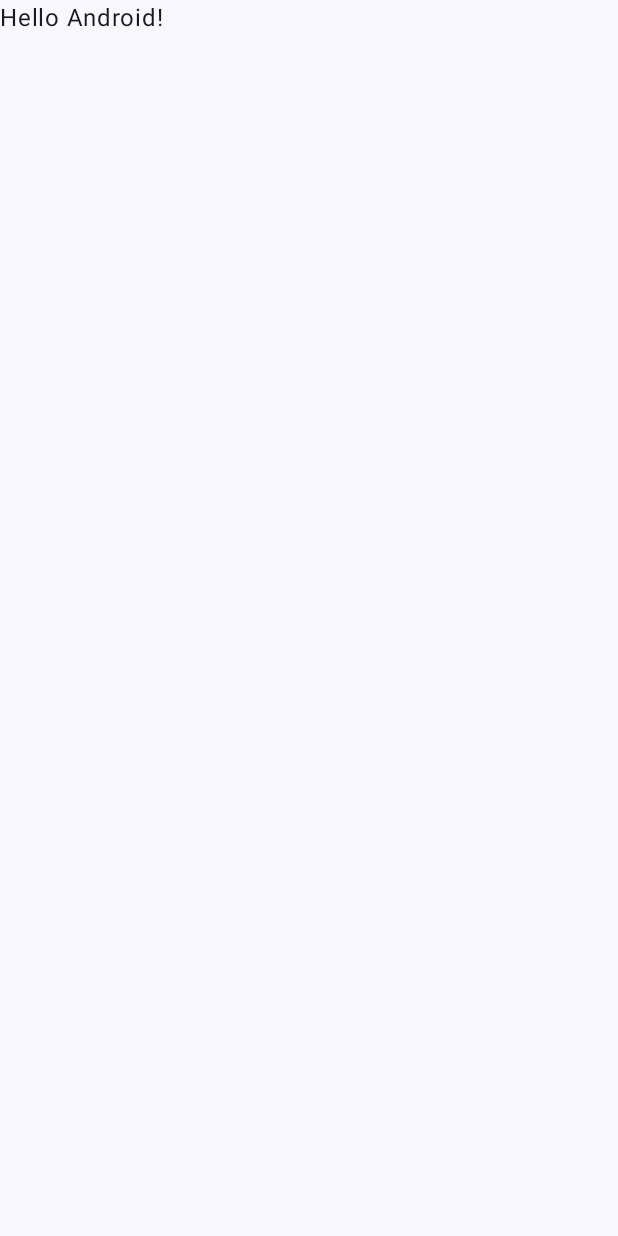
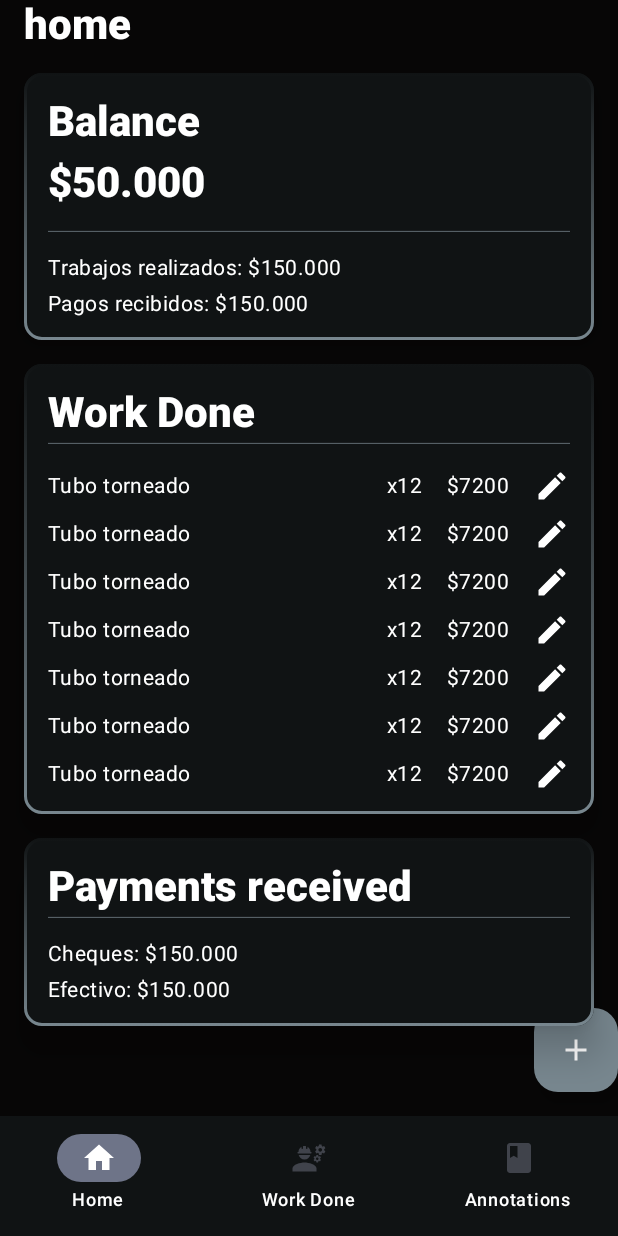
Before and after one commit to dnuccio80/taller2App, an Android app built with Jetpack Compose: the screen it shows after launch (MainActivity), on a phone screen of 412 x 824 dp. Before the commit the screen is almost empty. Run offline under Robolectric (Android 15) with nearby library versions, the phone set to English and light mode, and no system bars; our stand-ins replace Dagger/Hilt's generated code.

Commit message:
Home Screen finished

```diff
--- a/app/src/main/AndroidManifest.xml
+++ b/app/src/main/AndroidManifest.xml
@@ -3,6 +3,7 @@
     xmlns:tools="http://schemas.android.com/tools">
 
     <application
+        android:name=".TallerApplication"
         android:allowBackup="true"
         android:dataExtractionRules="@xml/data_extraction_rules"
         android:fullBackupContent="@xml/backup_rules"
--- a/app/src/main/java/com/example/taller2app/MainActivity.kt
+++ b/app/src/main/java/com/example/taller2app/MainActivity.kt
@@ -11,6 +11,8 @@ import androidx.compose.material3.Text
 import androidx.compose.runtime.Composable
 import androidx.compose.ui.Modifier
 import androidx.compose.ui.tooling.preview.Preview
+import com.example.taller2app.application.ui.BottomBarItem
+import com.example.taller2app.application.ui.HomeScreen
 import com.example.taller2app.ui.theme.Taller2AppTheme
 
 class MainActivity : ComponentActivity() {
@@ -19,29 +21,15 @@ class MainActivity : ComponentActivity() {
         enableEdgeToEdge()
         setContent {
             Taller2AppTheme {
-                Scaffold(modifier = Modifier.fillMaxSize()) { innerPadding ->
-                    Greeting(
-                        name = "Android",
-                        modifier = Modifier.padding(innerPadding)
-                    )
+                Scaffold(
+                    modifier = Modifier.fillMaxSize(),
+                    bottomBar = {
+                        BottomBarItem()
+                    }
+                ) { innerPadding ->
+                    HomeScreen(innerPadding)
                 }
             }
         }
     }
 }
-
-@Composable
-fun Greeting(name: String, modifier: Modifier = Modifier) {
-    Text(
-        text = "Hello $name!",
-        modifier = modifier
-    )
-}
-
-@Preview(showBackground = true)
-@Composable
-fun GreetingPreview() {
-    Taller2AppTheme {
-        Greeting("Android")
-    }
-}
--- /dev/null
+++ b/app/src/main/java/com/example/taller2app/TallerApplication.kt
@@ -0,0 +1,8 @@
+package com.example.taller2app
+
+import android.app.Application
+import dagger.hilt.android.HiltAndroidApp
+
+@HiltAndroidApp
+class TallerApplication : Application() {
+}
--- /dev/null
+++ b/app/src/main/java/com/example/taller2app/application/ui/BottomBar.kt
@@ -0,0 +1,64 @@
+package com.example.taller2app.application.ui
+
+import androidx.annotation.DrawableRes
+import androidx.compose.foundation.layout.fillMaxWidth
+import androidx.compose.material.icons.Icons
+import androidx.compose.material.icons.filled.Home
+import androidx.compose.material3.Icon
+import androidx.compose.material3.NavigationBar
+import androidx.compose.material3.NavigationBarItem
+import androidx.compose.material3.Text
+import androidx.compose.material3.TextField
+import androidx.compose.runtime.Composable
+import androidx.compose.runtime.getValue
+import androidx.compose.runtime.mutableIntStateOf
+import androidx.compose.runtime.mutableStateOf
+import androidx.compose.runtime.saveable.rememberSaveable
+import androidx.compose.runtime.setValue
+import androidx.compose.ui.Modifier
+import androidx.compose.ui.graphics.Color
+import androidx.compose.ui.graphics.painter.Painter
+import androidx.compose.ui.res.painterResource
+import com.example.taller2app.R
+import com.example.taller2app.ui.theme.CardBackground
+
+@Composable
+fun BottomBarItem() {
+
+    var index by rememberSaveable { mutableIntStateOf(0) }
+
+    NavigationBar(
+        Modifier.fillMaxWidth(),
+        containerColor = CardBackground,
+        contentColor = Color.White
+    ) {
+        NavigationBarItem(
+            selected = index == 0,
+            onClick = { index = 0 },
+            icon = { Icon(Icons.Filled.Home, contentDescription = "Home button") },
+            label = { Text(text = "Home") }
+        )
+        NavigationBarItem(
+            selected = index == 1,
+            onClick = { index = 1 },
+            icon = {
+                Icon(
+                    painter = painterResource(R.drawable.ic_work_done),
+                    contentDescription = "Home button"
+                )
+            },
+            label = { Text(text = "Work Done") }
+        )
+        NavigationBarItem(
+            selected = index == 2,
+            onClick = { index = 2 },
+            icon = {
+                Icon(
+                    painter = painterResource(R.drawable.ic_annotations),
+                    contentDescription = "Home button"
+                )
+            },
+            label = { Text(text = "Annotations") }
+        )
+    }
+}
--- /dev/null
+++ b/app/src/main/java/com/example/taller2app/application/ui/HomeScreen.kt
@@ -0,0 +1,200 @@
+package com.example.taller2app.application.ui
+
+import androidx.compose.foundation.BorderStroke
+import androidx.compose.foundation.background
+import androidx.compose.foundation.layout.Arrangement
+import androidx.compose.foundation.layout.Box
+import androidx.compose.foundation.layout.Column
+import androidx.compose.foundation.layout.PaddingValues
+import androidx.compose.foundation.layout.Row
+import androidx.compose.foundation.layout.Spacer
+import androidx.compose.foundation.layout.fillMaxSize
+import androidx.compose.foundation.layout.fillMaxWidth
+import androidx.compose.foundation.layout.height
+import androidx.compose.foundation.layout.padding
+import androidx.compose.foundation.layout.size
+import androidx.compose.foundation.layout.width
+import androidx.compose.foundation.lazy.LazyColumn
+import androidx.compose.material.icons.Icons
+import androidx.compose.material.icons.filled.Add
+import androidx.compose.material.icons.filled.Edit
+import androidx.compose.material3.Card
+import androidx.compose.material3.CardDefaults
+import androidx.compose.material3.FloatingActionButton
+import androidx.compose.material3.HorizontalDivider
+import androidx.compose.material3.Icon
+import androidx.compose.material3.MaterialTheme
+import androidx.compose.material3.Text
+import androidx.compose.runtime.Composable
+import androidx.compose.ui.Alignment
+import androidx.compose.ui.Modifier
+import androidx.compose.ui.graphics.Brush
+import androidx.compose.ui.graphics.Color
+import androidx.compose.ui.res.stringResource
+import androidx.compose.ui.unit.dp
+import com.example.taller2app.R
+import com.example.taller2app.ui.theme.AppBackground
+import com.example.taller2app.ui.theme.ButtonColor
+import com.example.taller2app.ui.theme.CardBackground
+import com.example.taller2app.ui.theme.TextColor
+
+@Composable
+fun HomeScreen(innerPadding: PaddingValues) {
+    Box(
+        Modifier
+            .fillMaxSize()
+            .background(AppBackground)
+    ) {
+        HomeFabItem(Modifier.align(Alignment.BottomEnd), innerPadding)
+        Column(
+            Modifier
+                .fillMaxWidth()
+                .padding(
+                    top = innerPadding.calculateTopPadding(),
+                    bottom = innerPadding.calculateBottomPadding(),
+                    start = 16.dp,
+                    end = 16.dp
+                )
+        ) {
+            TitleItem("home")
+            Spacer(Modifier.size(16.dp))
+            Card(
+                Modifier.fillMaxWidth(),
+                colors = CardDefaults.cardColors(
+                    containerColor = CardBackground
+                ),
+                border = BorderStroke(
+                    2.dp, brush = Brush.verticalGradient(
+                        colors = listOf(CardBackground, ButtonColor),
+                    )
+                ),
+                elevation = CardDefaults.cardElevation(16.dp)
+            ) {
+                Column(
+                    Modifier
+                        .fillMaxWidth()
+                        .padding(16.dp)
+                ) {
+                    TitleItem("Balance")
+                    Spacer(Modifier.size(8.dp))
+                    TitleItem("$50.000")
+                    Spacer(Modifier.size(16.dp))
+                    HorizontalDividerCard()
+                    Spacer(Modifier.size(16.dp))
+                    BodyTextItem("Trabajos realizados: $150.000")
+                    Spacer(Modifier.size(8.dp))
+                    BodyTextItem("Pagos recibidos: $150.000")
+                }
+            }
+            Spacer(Modifier.size(16.dp))
+            Card(
+                Modifier
+                    .fillMaxWidth()
+                    .height(300.dp),
+                colors = CardDefaults.cardColors(
+                    containerColor = CardBackground
+                ),
+                border = BorderStroke(
+                    2.dp, brush = Brush.verticalGradient(
+                        colors = listOf(CardBackground, ButtonColor),
+                    )
+                ),
+                elevation = CardDefaults.cardElevation(16.dp)
+            ) {
+                Column(
+                    Modifier
+                        .fillMaxWidth()
+                        .padding(16.dp)
+                ) {
+                    TitleItem(text = stringResource(R.string.work_done))
+                    Spacer(Modifier.size(4.dp))
+                    HorizontalDividerCard()
+                    Spacer(Modifier.size(16.dp))
+                    LazyColumn(
+                        Modifier.fillMaxWidth(),
+                        verticalArrangement = Arrangement.spacedBy(8.dp)
+                    ) {
+                        items(10) {
+                            Row(
+                                Modifier.fillMaxWidth(),
+                                verticalAlignment = Alignment.CenterVertically
+                            ) {
+                                BodyTextItem("Tubo torneado", Modifier.weight(1f))
+                                BodyTextItem("x12")
+                                Spacer(Modifier.width(16.dp))
+                                BodyTextItem("$7200")
+                                Spacer(Modifier.width(16.dp))
+                                Icon(
+                                    Icons.Filled.Edit,
+                                    contentDescription = "edit work",
+                                    tint = Color.White
+                                )
+                            }
+                        }
+                    }
+
+                }
+            }
+            Spacer(Modifier.size(16.dp))
+            Card(
+                Modifier
+                    .fillMaxWidth(),
+                colors = CardDefaults.cardColors(
+                    containerColor = CardBackground
+                ),
+                border = BorderStroke(
+                    2.dp, brush = Brush.verticalGradient(
+                        colors = listOf(CardBackground, ButtonColor),
+                    )
+                ),
+                elevation = CardDefaults.cardElevation(16.dp)
+            ) {
+                Column(
+                    Modifier
+                        .fillMaxWidth()
+                        .padding(16.dp)
+                ) {
+                    TitleItem(text = stringResource(R.string.payments_received))
+                    Spacer(Modifier.size(4.dp))
+                    HorizontalDividerCard()
+                    Spacer(Modifier.size(16.dp))
+                    BodyTextItem("Cheques: $150.000")
+                    Spacer(Modifier.size(8.dp))
+                    BodyTextItem("Efectivo: $150.000")
+                }
+            }
+        }
+    }
+}
+
+@Composable
+fun TitleItem(text: String) {
+    Text(text, style = MaterialTheme.typography.titleLarge)
+}
+
+@Composable
+fun BodyTextItem(text: String, modifier: Modifier = Modifier) {
+    Text(text, style = MaterialTheme.typography.bodyLarge, modifier = modifier)
+}
+
+@Composable
+fun HorizontalDividerCard() {
+    HorizontalDivider(
+        Modifier.fillMaxWidth(),
+        thickness = .5.dp,
+        color = ButtonColor
+    )
+}
+
+@Composable
+fun HomeFabItem(modifier: Modifier, innerPadding: PaddingValues){
+    FloatingActionButton(
+        onClick = { },
+        modifier = modifier.padding(bottom = innerPadding.calculateBottomPadding() + 16.dp),
+        containerColor = ButtonColor,
+        contentColor = TextColor
+
+    ) {
+        Icon(Icons.Filled.Add, contentDescription = "Add button")
+    }
+}
--- a/app/src/main/java/com/example/taller2app/ui/theme/Color.kt
+++ b/app/src/main/java/com/example/taller2app/ui/theme/Color.kt
@@ -9,3 +9,9 @@ val Pink80 = Color(0xFFEFB8C8)
 val Purple40 = Color(0xFF6650a4)
 val PurpleGrey40 = Color(0xFF625b71)
 val Pink40 = Color(0xFF7D5260)
+
+val AppBackground = Color(0xFF070606)
+val CardBackground = Color(0xFF101314)
+val ButtonColor = Color(0xFF78878F)
+val ContrastButtonColor = Color(0xFF80B7D4)
+val TextColor = Color(0xFFFFFFFF)
--- a/app/src/main/java/com/example/taller2app/ui/theme/Type.kt
+++ b/app/src/main/java/com/example/taller2app/ui/theme/Type.kt
@@ -11,18 +11,21 @@ val Typography = Typography(
     bodyLarge = TextStyle(
         fontFamily = FontFamily.Default,
         fontWeight = FontWeight.Normal,
-        fontSize = 16.sp,
+        fontSize = 14.sp,
         lineHeight = 24.sp,
-        letterSpacing = 0.5.sp
-    )
-    /* Other default text styles to override
+        letterSpacing = 0.3.sp,
+        color = TextColor
+    ),
     titleLarge = TextStyle(
         fontFamily = FontFamily.Default,
-        fontWeight = FontWeight.Normal,
-        fontSize = 22.sp,
+        fontWeight = FontWeight.ExtraBold,
+        fontSize = 28.sp,
         lineHeight = 28.sp,
-        letterSpacing = 0.sp
+        letterSpacing = 0.sp,
+        color = TextColor
     ),
+/* Other default text styles to override
+
 labelSmall = TextStyle(
     fontFamily = FontFamily.Default,
     fontWeight = FontWeight.Medium,
--- /dev/null
+++ b/app/src/main/res/drawable/ic_annotations.xml
@@ -0,0 +1,5 @@
+<vector xmlns:android="http://schemas.android.com/apk/res/android" android:height="24dp" android:tint="#000000" android:viewportHeight="24" android:viewportWidth="24" android:width="24dp">
+
+    <path android:fillColor="@android:color/white" android:pathData="M18,2H6c-1.1,0 -2,0.9 -2,2v16c0,1.1 0.9,2 2,2h12c1.1,0 2,-0.9 2,-2V4c0,-1.1 -0.9,-2 -2,-2zM6,4h5v8l-2.5,-1.5L6,12V4z"/>
+
+</vector>
--- /dev/null
+++ b/app/src/main/res/drawable/ic_work_done.xml
@@ -0,0 +1,13 @@
+<vector xmlns:android="http://schemas.android.com/apk/res/android" android:height="24dp" android:tint="#000000" android:viewportHeight="24" android:viewportWidth="24" android:width="24dp">
+
+    <path android:fillColor="@android:color/white" android:pathData="M9,15c-2.67,0 -8,1.34 -8,4v2h16v-2C17,16.34 11.67,15 9,15z"/>
+
+    <path android:fillColor="@android:color/white" android:pathData="M22.1,6.84c0.01,-0.11 0.02,-0.22 0.02,-0.34c0,-0.12 -0.01,-0.23 -0.03,-0.34l0.74,-0.58c0.07,-0.05 0.08,-0.15 0.04,-0.22l-0.7,-1.21c-0.04,-0.08 -0.14,-0.1 -0.21,-0.08L21.1,4.42c-0.18,-0.14 -0.38,-0.25 -0.59,-0.34l-0.13,-0.93C20.36,3.06 20.29,3 20.2,3h-1.4c-0.09,0 -0.16,0.06 -0.17,0.15L18.5,4.08c-0.21,0.09 -0.41,0.21 -0.59,0.34l-0.87,-0.35c-0.08,-0.03 -0.17,0 -0.21,0.08l-0.7,1.21c-0.04,0.08 -0.03,0.17 0.04,0.22l0.74,0.58c-0.02,0.11 -0.03,0.23 -0.03,0.34c0,0.11 0.01,0.23 0.03,0.34l-0.74,0.58c-0.07,0.05 -0.08,0.15 -0.04,0.22l0.7,1.21c0.04,0.08 0.14,0.1 0.21,0.08l0.87,-0.35c0.18,0.14 0.38,0.25 0.59,0.34l0.13,0.93C18.64,9.94 18.71,10 18.8,10h1.4c0.09,0 0.16,-0.06 0.17,-0.15l0.13,-0.93c0.21,-0.09 0.41,-0.21 0.59,-0.34l0.87,0.35c0.08,0.03 0.17,0 0.21,-0.08l0.7,-1.21c0.04,-0.08 0.03,-0.17 -0.04,-0.22L22.1,6.84zM19.5,7.75c-0.69,0 -1.25,-0.56 -1.25,-1.25s0.56,-1.25 1.25,-1.25s1.25,0.56 1.25,1.25S20.19,7.75 19.5,7.75z"/>
+
+    <path android:fillColor="@android:color/white" android:pathData="M19.92,11.68l-0.5,-0.87c-0.03,-0.06 -0.1,-0.08 -0.15,-0.06l-0.62,0.25c-0.13,-0.1 -0.27,-0.18 -0.42,-0.24l-0.09,-0.66C18.12,10.04 18.06,10 18,10h-1c-0.06,0 -0.11,0.04 -0.12,0.11l-0.09,0.66c-0.15,0.06 -0.29,0.15 -0.42,0.24l-0.62,-0.25c-0.06,-0.02 -0.12,0 -0.15,0.06l-0.5,0.87c-0.03,0.06 -0.02,0.12 0.03,0.16l0.53,0.41c-0.01,0.08 -0.02,0.16 -0.02,0.24c0,0.08 0.01,0.17 0.02,0.24l-0.53,0.41c-0.05,0.04 -0.06,0.11 -0.03,0.16l0.5,0.87c0.03,0.06 0.1,0.08 0.15,0.06l0.62,-0.25c0.13,0.1 0.27,0.18 0.42,0.24l0.09,0.66C16.89,14.96 16.94,15 17,15h1c0.06,0 0.12,-0.04 0.12,-0.11l0.09,-0.66c0.15,-0.06 0.29,-0.15 0.42,-0.24l0.62,0.25c0.06,0.02 0.12,0 0.15,-0.06l0.5,-0.87c0.03,-0.06 0.02,-0.12 -0.03,-0.16l-0.52,-0.41c0.01,-0.08 0.02,-0.16 0.02,-0.24c0,-0.08 -0.01,-0.17 -0.02,-0.24l0.53,-0.41C19.93,11.81 19.94,11.74 19.92,11.68zM17.5,13.33c-0.46,0 -0.83,-0.38 -0.83,-0.83c0,-0.46 0.38,-0.83 0.83,-0.83s0.83,0.38 0.83,0.83C18.33,12.96 17.96,13.33 17.5,13.33z"/>
+
+    <path android:fillColor="@android:color/white" android:pathData="M4.74,9h8.53c0.27,0 0.49,-0.22 0.49,-0.49V8.49c0,-0.27 -0.22,-0.49 -0.49,-0.49H13c0,-1.48 -0.81,-2.75 -2,-3.45V5.5C11,5.78 10.78,6 10.5,6S10,5.78 10,5.5V4.14C9.68,4.06 9.35,4 9,4S8.32,4.06 8,4.14V5.5C8,5.78 7.78,6 7.5,6S7,5.78 7,5.5V4.55C5.81,5.25 5,6.52 5,8H4.74C4.47,8 4.25,8.22 4.25,8.49v0.03C4.25,8.78 4.47,9 4.74,9z"/>
+
+    <path android:fillColor="@android:color/white" android:pathData="M9,13c1.86,0 3.41,-1.28 3.86,-3H5.14C5.59,11.72 7.14,13 9,13z"/>
+
+</vector>
--- a/app/src/main/res/values/strings.xml
+++ b/app/src/main/res/values/strings.xml
@@ -1,3 +1,5 @@
 <resources>
     <string name="app_name">Taller2App</string>
+    <string name="work_done">Work Done</string>
+    <string name="payments_received">Payments received</string>
 </resources>
--- a/build.gradle.kts
+++ b/build.gradle.kts
@@ -3,4 +3,5 @@ plugins {
     alias(libs.plugins.android.application) apply false
     alias(libs.plugins.kotlin.android) apply false
     alias(libs.plugins.kotlin.compose) apply false
+    id("com.google.dagger.hilt.android") version "2.51.1" apply false
 }
--- a/gradle/libs.versions.toml
+++ b/gradle/libs.versions.toml
@@ -1,5 +1,6 @@
 [versions]
 agp = "8.7.2"
+hiltAndroid = "2.51.1"
 kotlin = "2.0.0"
 coreKtx = "1.15.0"
 junit = "4.13.2"
@@ -11,6 +12,8 @@ composeBom = "2024.04.01"
 
 [libraries]
 androidx-core-ktx = { group = "androidx.core", name = "core-ktx", version.ref = "coreKtx" }
+hilt-android = { module = "com.google.dagger:hilt-android", version.ref = "hiltAndroid" }
+hilt-android-compiler = { module = "com.google.dagger:hilt-android-compiler", version.ref = "hiltAndroid" }
 junit = { group = "junit", name = "junit", version.ref = "junit" }
 androidx-junit = { group = "androidx.test.ext", name = "junit", version.ref = "junitVersion" }
 androidx-espresso-core = { group = "androidx.test.espresso", name = "espresso-core", version.ref = "espressoCore" }
```
Also changed, not shown: app/build.gradle.kts (+15 -2 lines). Lines whose indentation alone changed are shown as unchanged.
